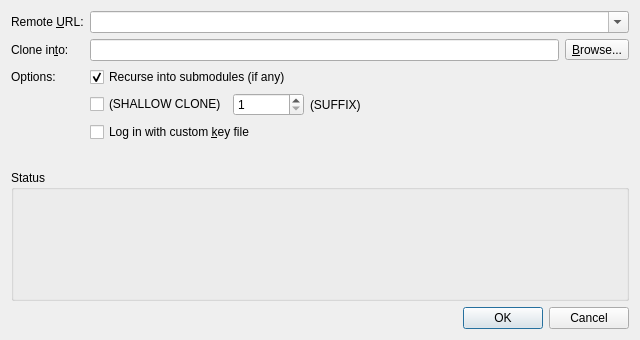
Above: gitfourchette/forms/clonedialog.ui from weblate/gitfourchette before the change. Below: the same form after it.
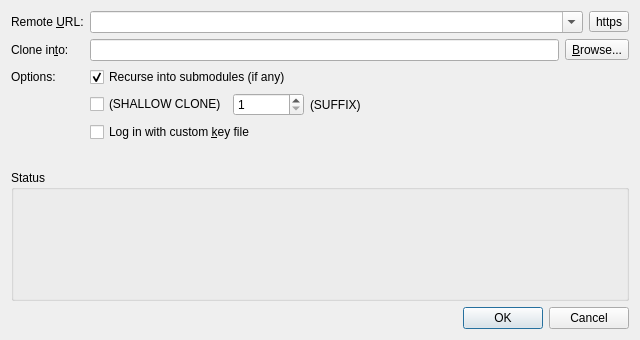
That is the form after the change. Custom widgets are drawn as their Qt base class.

Commit message: Add protocol swap button to CloneDialog

Diff of the .ui file:
```diff
--- a/gitfourchette/forms/clonedialog.ui
+++ b/gitfourchette/forms/clonedialog.ui
@@ -46,6 +46,8 @@
     </widget>
    </item>
    <item row="0" column="1">
+    <layout class="QHBoxLayout" name="urlLayout">
+     <item>
     <widget class="QComboBox" name="urlEdit">
      <property name="sizePolicy">
       <sizepolicy hsizetype="MinimumExpanding" vsizetype="Fixed">
@@ -61,6 +63,15 @@
      </property>
     </widget>
    </item>
+     <item>
+      <widget class="ProtocolButton" name="protocolButton">
+       <property name="text">
+        <string notr="true">https</string>
+       </property>
+      </widget>
+     </item>
+    </layout>
+   </item>
    <item row="1" column="0">
     <widget class="QLabel" name="pathLabel">
      <property name="text">
@@ -231,6 +242,11 @@
    <header>gitfourchette.forms.statusform</header>
    <container>1</container>
   </customwidget>
+  <customwidget>
+   <class>ProtocolButton</class>
+   <extends>QToolButton</extends>
+   <header>gitfourchette.forms.protocolbutton</header>
+  </customwidget>
  </customwidgets>
  <tabstops>
   <tabstop>urlEdit</tabstop>
```
Left out of the diff: 4 changed lines with no effect on the pictures. Lines whose indentation alone changed are shown as unchanged. The commit also changes 8 other files.
